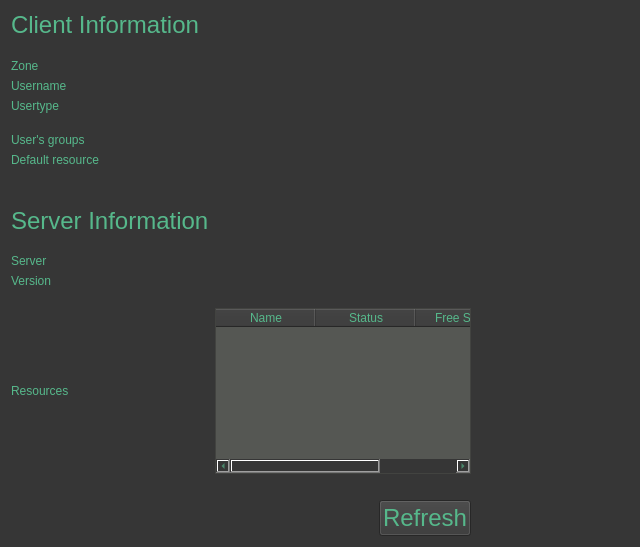
Above: ibridgesgui/ui_files/tabInfo.ui from iBridges-for-iRODS/iBridges-GUI before the change. Below: the same form after it.
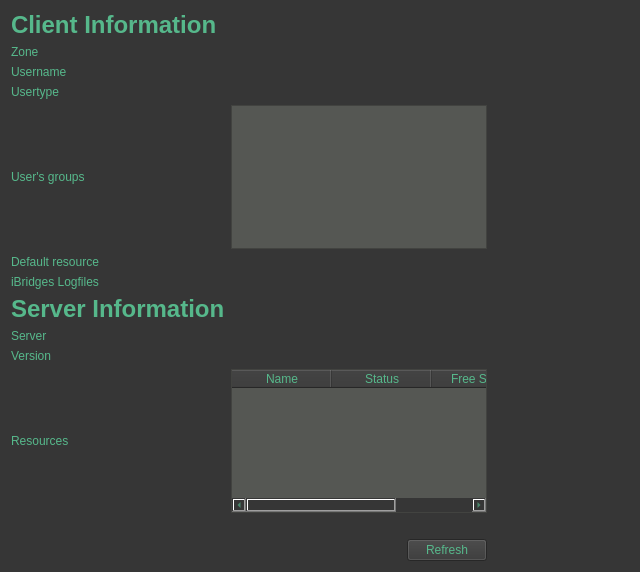
That is the form after the change.

The edit to the form file:
```diff
--- a/ibridgesgui/ui_files/tabInfo.ui
+++ b/ibridgesgui/ui_files/tabInfo.ui
@@ -7,7 +7,7 @@
     <x>0</x>
     <y>0</y>
     <width>640</width>
-    <height>547</height>
+    <height>572</height>
    </rect>
   </property>
   <property name="windowTitle">
@@ -19,6 +19,7 @@
 	color: rgb(86, 184, 139);
 	background-color: rgb(54, 54, 54);
 	selection-background-color: rgb(58, 152, 112);
+    font:16
 }
 
 QTableWidget
@@ -31,147 +32,16 @@
 	background-color: rgb(85, 87, 83);
 }
 
+QLabel#client, QLabel#server
+{
+	font-weight: bold;
+}
+
 </string>
   </property>
   <layout class="QHBoxLayout" name="horizontalLayout">
    <item>
     <layout class="QGridLayout" name="gridLayout">
-     <item row="13" column="2">
-      <widget class="QLabel" name="serverLabel">
-       <property name="text">
-        <string/>
-       </property>
-      </widget>
-     </item>
-     <item row="9" column="0">
-      <widget class="QLabel" name="label_6">
-       <property name="text">
-        <string/>
-       </property>
-      </widget>
-     </item>
-     <item row="11" column="0">
-      <widget class="QLabel" name="label_7">
-       <property name="font">
-        <font>
-         <pointsize>18</pointsize>
-         <italic>false</italic>
-         <bold>false</bold>
-        </font>
-       </property>
-       <property name="text">
-        <string>Server Information</string>
-       </property>
-      </widget>
-     </item>
-     <item row="6" column="0">
-      <spacer name="verticalSpacer_4">
-       <property name="orientation">
-        <enum>Qt::Vertical</enum>
-       </property>
-       <property name="sizeHint" stdset="0">
-        <size>
-         <width>20</width>
-         <height>40</height>
-        </size>
-       </property>
-      </spacer>
-     </item>
-     <item row="15" column="0">
-      <spacer name="verticalSpacer_6">
-       <property name="orientation">
-        <enum>Qt::Vertical</enum>
-       </property>
-       <property name="sizeHint" stdset="0">
-        <size>
-         <width>20</width>
-         <height>40</height>
-        </size>
-       </property>
-      </spacer>
-     </item>
-     <item row="13" column="0">
-      <widget class="QLabel" name="label_2">
-       <property name="text">
-        <string>Server</string>
-       </property>
-      </widget>
-     </item>
-     <item row="14" column="0">
-      <widget class="QLabel" name="versionLabel_2">
-       <property name="text">
-        <string>Version</string>
-       </property>
-      </widget>
-     </item>
-     <item row="14" column="2">
-      <widget class="QLabel" name="versionLabel">
-       <property name="text">
-        <string/>
-       </property>
-      </widget>
-     </item>
-     <item row="7" column="2">
-      <widget class="QLabel" name="groupsLabel">
-       <property name="text">
-        <string/>
-       </property>
-      </widget>
-     </item>
-     <item row="17" column="2">
-      <spacer name="horizontalSpacer">
-       <property name="orientation">
-        <enum>Qt::Horizontal</enum>
-       </property>
-       <property name="sizeHint" stdset="0">
-        <size>
-         <width>40</width>
-         <height>20</height>
-        </size>
-       </property>
-      </spacer>
-     </item>
-     <item row="4" column="0">
-      <widget class="QLabel" name="label_4">
-       <property name="text">
-        <string>Username</string>
-       </property>
-      </widget>
-     </item>
-     <item row="0" column="0">
-      <widget class="QLabel" name="label">
-       <property name="font">
-        <font>
-         <pointsize>18</pointsize>
-         <italic>false</italic>
-         <bold>false</bold>
-        </font>
-       </property>
-       <property name="text">
-        <string>Client Information</string>
-       </property>
-      </widget>
-     </item>
-     <item row="1" column="0">
-      <spacer name="verticalSpacer">
-       <property name="orientation">
-        <enum>Qt::Vertical</enum>
-       </property>
-       <property name="sizeHint" stdset="0">
-        <size>
-         <width>20</width>
-         <height>40</height>
-        </size>
-       </property>
-      </spacer>
-     </item>
-     <item row="7" column="0">
-      <widget class="QLabel" name="label_5">
-       <property name="text">
-        <string>User's groups</string>
-       </property>
-      </widget>
-     </item>
      <item row="3" column="2">
       <widget class="QLabel" name="zoneLabel">
        <property name="text">
@@ -186,7 +56,7 @@
        </property>
       </widget>
      </item>
-     <item row="12" column="0">
+     <item row="13" column="0">
       <spacer name="verticalSpacer_5">
        <property name="orientation">
         <enum>Qt::Vertical</enum>
@@ -206,7 +76,14 @@
        </property>
       </widget>
      </item>
-     <item row="18" column="2">
+     <item row="14" column="0">
+      <widget class="QLabel" name="label_2">
+       <property name="text">
+        <string>Server</string>
+       </property>
+      </widget>
+     </item>
+     <item row="19" column="2">
       <layout class="QHBoxLayout" name="horizontalLayout_3">
        <item>
         <spacer name="horizontalSpacer_2">
@@ -225,7 +102,7 @@
         <widget class="QPushButton" name="refreshButton">
          <property name="font">
           <font>
-           <pointsize>18</pointsize>
+           <weight>2</weight>
            <italic>false</italic>
            <bold>false</bold>
           </font>
@@ -237,8 +114,8 @@
        </item>
       </layout>
      </item>
-     <item row="10" column="0">
-      <spacer name="verticalSpacer_2">
+     <item row="6" column="0">
+      <spacer name="verticalSpacer_4">
        <property name="orientation">
         <enum>Qt::Vertical</enum>
        </property>
@@ -250,17 +127,106 @@
        </property>
       </spacer>
      </item>
+     <item row="15" column="0">
+      <widget class="QLabel" name="versionLabel_2">
+       <property name="text">
+        <string>Version</string>
+       </property>
+      </widget>
+     </item>
      <item row="16" column="0">
-      <widget class="QLabel" name="label_9">
+      <spacer name="verticalSpacer_6">
+       <property name="orientation">
+        <enum>Qt::Vertical</enum>
+       </property>
+       <property name="sizeHint" stdset="0">
+        <size>
+         <width>20</width>
+         <height>40</height>
+        </size>
+       </property>
+      </spacer>
+     </item>
+     <item row="12" column="0">
+      <widget class="QLabel" name="server">
+       <property name="font">
+        <font>
+         <pointsize>18</pointsize>
+         <weight>75</weight>
+         <italic>false</italic>
+         <bold>true</bold>
+        </font>
+       </property>
        <property name="text">
-        <string>Resources</string>
+        <string>Server Information</string>
        </property>
       </widget>
      </item>
-     <item row="3" column="0">
-      <widget class="QLabel" name="label_3">
+     <item row="1" column="0">
+      <spacer name="verticalSpacer">
+       <property name="orientation">
+        <enum>Qt::Vertical</enum>
+       </property>
+       <property name="sizeHint" stdset="0">
+        <size>
+         <width>20</width>
+         <height>40</height>
+        </size>
+       </property>
+      </spacer>
+     </item>
+     <item row="18" column="2">
+      <spacer name="horizontalSpacer">
+       <property name="orientation">
+        <enum>Qt::Horizontal</enum>
+       </property>
+       <property name="sizeHint" stdset="0">
+        <size>
+         <width>40</width>
+         <height>20</height>
+        </size>
+       </property>
+      </spacer>
+     </item>
+     <item row="0" column="0">
+      <widget class="QLabel" name="client">
+       <property name="font">
+        <font>
+         <pointsize>18</pointsize>
+         <weight>75</weight>
+         <italic>false</italic>
+         <bold>true</bold>
+        </font>
+       </property>
        <property name="text">
-        <string>Zone</string>
+        <string>Client Information</string>
+       </property>
+      </widget>
+     </item>
+     <item row="4" column="0">
+      <widget class="QLabel" name="label_4">
+       <property name="text">
+        <string>Username</string>
+       </property>
+      </widget>
+     </item>
+     <item row="11" column="0">
+      <spacer name="verticalSpacer_2">
+       <property name="orientation">
+        <enum>Qt::Vertical</enum>
+       </property>
+       <property name="sizeHint" stdset="0">
+        <size>
+         <width>20</width>
+         <height>40</height>
+        </size>
+       </property>
+      </spacer>
+     </item>
+     <item row="7" column="0">
+      <widget class="QLabel" name="label_5">
+       <property name="text">
+        <string>User's groups</string>
        </property>
       </widget>
      </item>
@@ -271,7 +237,21 @@
        </property>
       </widget>
      </item>
-     <item row="16" column="2">
+     <item row="8" column="2">
+      <widget class="QLabel" name="rescLabel">
+       <property name="text">
+        <string/>
+       </property>
+      </widget>
+     </item>
+     <item row="8" column="0">
+      <widget class="QLabel" name="label_8">
+       <property name="text">
+        <string>Default resource</string>
+       </property>
+      </widget>
+     </item>
+     <item row="17" column="2">
       <widget class="QTableWidget" name="rescTable">
        <property name="editTriggers">
         <set>QAbstractItemView::NoEditTriggers</set>
@@ -299,20 +279,64 @@
        </column>
       </widget>
      </item>
-     <item row="8" column="0">
-      <widget class="QLabel" name="label_8">
+     <item row="7" column="2">
+      <widget class="QTextBrowser" name="groupsBrowser"/>
+     </item>
+     <item row="3" column="0">
+      <widget class="QLabel" name="label_3">
        <property name="text">
-        <string>Default resource</string>
+        <string>Zone</string>
        </property>
       </widget>
      </item>
-     <item row="8" column="2">
-      <widget class="QLabel" name="rescLabel">
+     <item row="17" column="0">
+      <widget class="QLabel" name="label_9">
        <property name="text">
+        <string>Resources</string>
+       </property>
+      </widget>
+     </item>
+     <item row="15" column="2">
+      <widget class="QLabel" name="versionLabel">
+       <property name="text">
         <string/>
        </property>
       </widget>
      </item>
+     <item row="9" column="2">
+      <widget class="QLabel" name="log_loc">
+       <property name="text">
+        <string/>
+       </property>
+      </widget>
+     </item>
+     <item row="9" column="0">
+      <widget class="QLabel" name="label_6">
+       <property name="text">
+        <string>iBridges Logfiles</string>
+       </property>
+      </widget>
+     </item>
+     <item row="14" column="2">
+      <widget class="QLabel" name="serverLabel">
+       <property name="text">
+        <string/>
+       </property>
+      </widget>
+     </item>
+     <item row="10" column="0">
+      <spacer name="verticalSpacer_3">
+       <property name="orientation">
+        <enum>Qt::Vertical</enum>
+       </property>
+       <property name="sizeHint" stdset="0">
+        <size>
+         <width>20</width>
+         <height>40</height>
+        </size>
+       </property>
+      </spacer>
+     </item>
     </layout>
    </item>
    <item>
```
